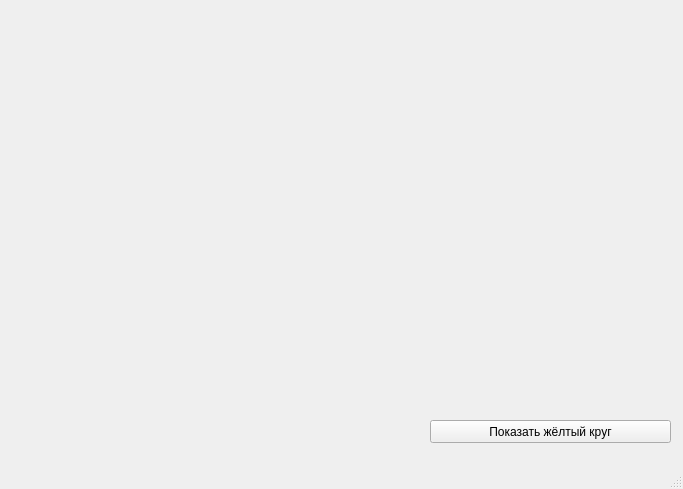
Qt form UI.ui (Rogitaer/Git-) before a commit.
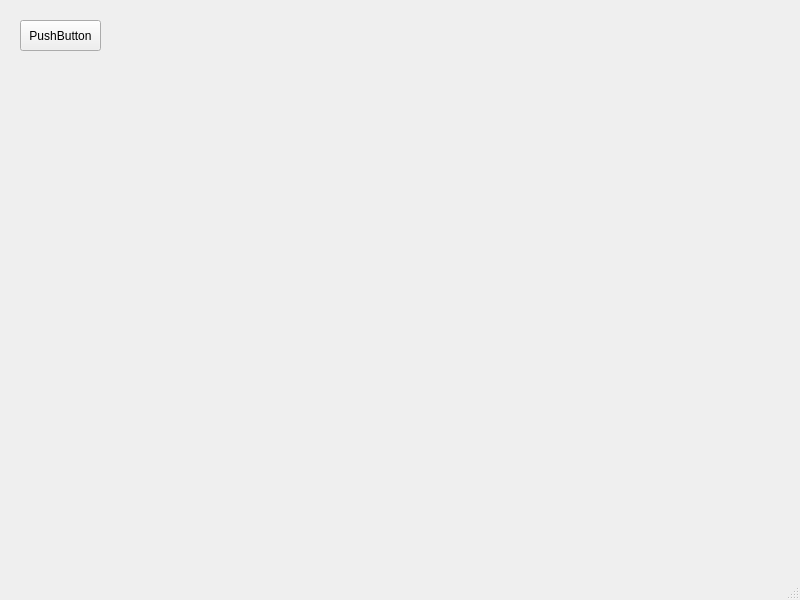
The same form after that commit.

```diff
--- a/UI.ui
+++ b/UI.ui
@@ -6,8 +6,8 @@
    <rect>
     <x>0</x>
     <y>0</y>
-    <width>683</width>
-    <height>489</height>
+    <width>800</width>
+    <height>600</height>
    </rect>
   </property>
   <property name="windowTitle">
@@ -17,14 +17,14 @@
    <widget class="QPushButton" name="pushButton">
     <property name="geometry">
      <rect>
-      <x>430</x>
-      <y>420</y>
-      <width>241</width>
-      <height>23</height>
+      <x>20</x>
+      <y>20</y>
+      <width>81</width>
+      <height>31</height>
      </rect>
     </property>
     <property name="text">
-     <string>Показать жёлтый круг</string>
+     <string>PushButton</string>
     </property>
    </widget>
   </widget>
```
Left out of the diff: 2 changed lines with no effect on the pictures.
